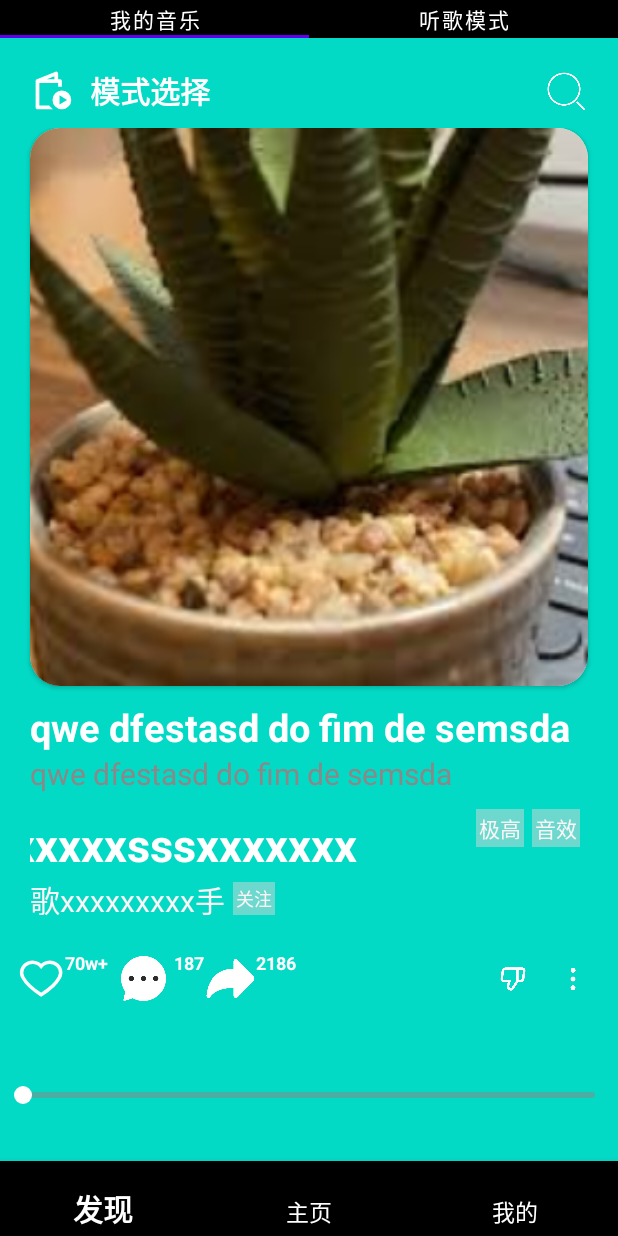
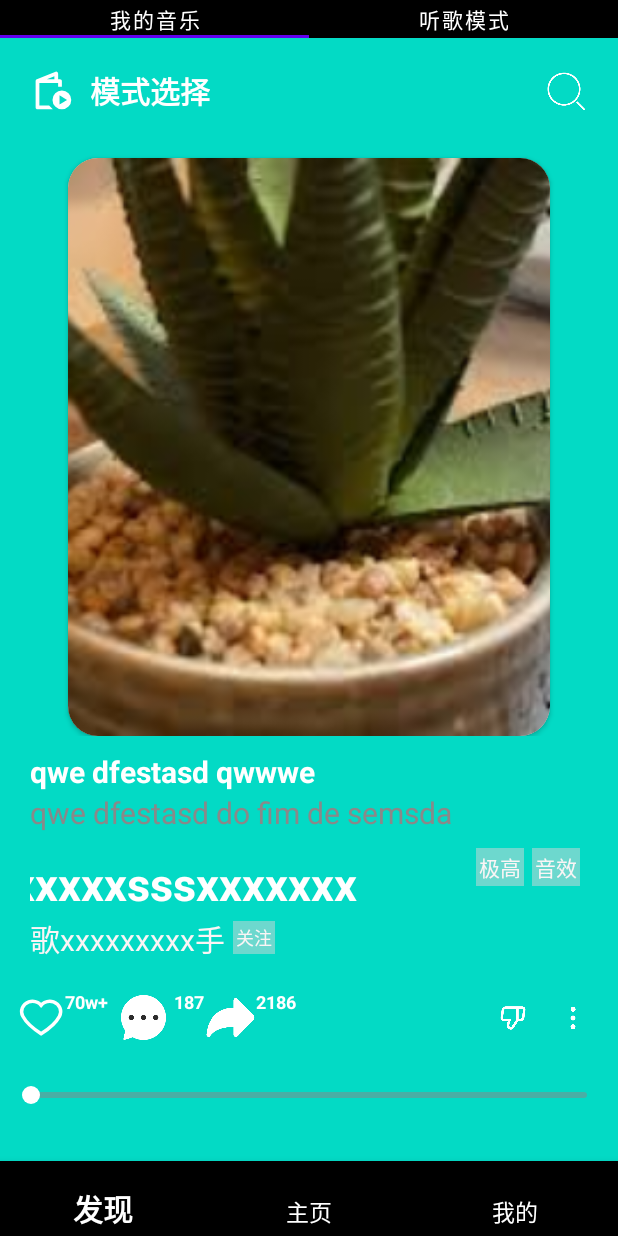
Before and after one commit to yeyixue/MyMusic, an Android app built with Jetpack Compose: the screen it shows after launch (MyMusicActivity), on a phone screen of 412 x 824 dp. Run offline under Robolectric (Android 15) with nearby library versions, the phone set to English and light mode, and no system bars.

Commit message:
播放页ui更新

```diff
--- a/app/src/main/res/layout-v26/item_main_music.xml
+++ b/app/src/main/res/layout-v26/item_main_music.xml
@@ -7,7 +7,7 @@
     xmlns:app="http://schemas.android.com/apk/res-auto">
 
 
-<!--        第一行状态栏-->
+    <!--        第一行状态栏-->
     <androidx.constraintlayout.widget.ConstraintLayout
             android:id="@+id/constaintLayoutModeChoose"
             android:layout_width="match_parent"
@@ -50,24 +50,15 @@
         </androidx.constraintlayout.widget.ConstraintLayout>
 
 
-    <!--    底部进度条-->
-    <com.example.mymusic.view.SmartSeekBar
-        android:layout_width="match_parent"
-        android:layout_height="wrap_content"
-        android:id="@+id/SSB_my"
-        android:paddingHorizontal="10dp"
-        android:layout_marginBottom="30dp"
-        android:progressDrawable="@drawable/seekbar_progress"
-        app:layout_constraintBottom_toBottomOf="parent"
-        android:layout_marginHorizontal="5dp"/>
-
+    <!--    中间区域-->
     <androidx.constraintlayout.widget.ConstraintLayout
-        android:id="@+id/layout_middle"
+        android:id="@+id/constraintlayout_middle"
         android:layout_width="match_parent"
         android:layout_height="0dp"
-        app:layout_constraintBottom_toTopOf="@id/SSB_my"
+
         app:layout_constraintTop_toBottomOf="@id/constaintLayoutModeChoose"
-        app:layout_constraintVertical_bias="1.0"
+        app:layout_constraintBottom_toTopOf="@id/constrainLayoutBottom"
+
         tools:layout_editor_absoluteX="0dp">
 
         <!--    图片栏-->
@@ -76,11 +67,13 @@
             android:layout_width="0dp"
             android:layout_height="0dp"
             android:layout_marginHorizontal="20dp"
+            android:layout_marginTop="20dp"
             android:src="@drawable/flower"
             app:cardCornerRadius="20dp"
-            app:layout_constraintDimensionRatio="1:1"
+            app:layout_constraintDimensionRatio="1:1.2"
             app:layout_constraintLeft_toLeftOf="parent"
             app:layout_constraintRight_toRightOf="parent"
+            app:layout_constraintBottom_toBottomOf="parent"
             app:layout_constraintTop_toTopOf="parent">
 
             <ImageView
@@ -91,6 +84,21 @@
 
         </androidx.cardview.widget.CardView>
 
+
+
+    </androidx.constraintlayout.widget.ConstraintLayout>
+
+
+    <!--    底部进度条-->
+    <androidx.constraintlayout.widget.ConstraintLayout
+        android:id="@+id/constrainLayoutBottom"
+        android:layout_width="match_parent"
+        android:layout_height="wrap_content"
+        app:layout_constraintVertical_bias="0.3"
+        tools:layout_editor_absoluteX="0dp"
+        android:layout_marginBottom="20dp"
+        app:layout_constraintBottom_toBottomOf="parent">
+
         <!--    歌词栏-->
         <androidx.constraintlayout.widget.ConstraintLayout
             android:id="@+id/constaintLayoutLyric"
@@ -99,17 +107,18 @@
             android:layout_marginVertical="10dp"
             app:layout_constraintLeft_toLeftOf="parent"
             app:layout_constraintRight_toRightOf="parent"
-            app:layout_constraintTop_toBottomOf="@id/imageViewMusicPicture">
+            app:layout_constraintTop_toTopOf="parent">
 
             <TextView
                 android:id="@+id/textViewLyricFirstLine"
                 android:layout_width="match_parent"
                 android:layout_height="wrap_content"
                 android:layout_marginHorizontal="20dp"
-                android:text="qwe dfestasd do fim de semsda"
+                android:text="qwe dfestasd qwwwe"
                 android:textColor="@color/white"
-                android:textSize="25sp"
+                android:textSize="20sp"
                 android:textStyle="bold"
+                android:singleLine="true"
                 app:layout_constraintLeft_toLeftOf="parent"
                 app:layout_constraintRight_toRightOf="parent"
                 app:layout_constraintTop_toTopOf="parent" />
@@ -120,6 +129,7 @@
                 android:layout_height="wrap_content"
                 android:layout_marginHorizontal="20dp"
                 android:text="qwe dfestasd do fim de semsda"
+                android:singleLine="true"
                 android:textColor="#898989"
                 android:textSize="20sp"
                 android:textStyle="normal"
@@ -346,7 +356,16 @@
 
         </androidx.constraintlayout.widget.ConstraintLayout>
 
+        <com.example.mymusic.view.SmartSeekBar
+            android:layout_width="match_parent"
+            android:layout_height="wrap_content"
+            android:id="@+id/SSB_my"
+            android:paddingHorizontal="15dp"
+            android:progressDrawable="@drawable/seekbar_progress"
+            app:layout_constraintTop_toBottomOf="@id/constraintLayoutClickArea"
+            app:layout_constraintBottom_toBottomOf="parent"
+            android:layout_marginVertical="10dp"
+            android:layout_marginHorizontal="5dp"/>
     </androidx.constraintlayout.widget.ConstraintLayout>
 
-
 </androidx.constraintlayout.widget.ConstraintLayout>
--- a/gradle/libs.versions.toml
+++ b/gradle/libs.versions.toml
@@ -1,5 +1,5 @@
 [versions]
-agp = "8.5.0"
+agp = "8.10.1"
 kotlin = "1.9.0"
 coreKtx = "1.10.1"
 junit = "4.13.2"
```
